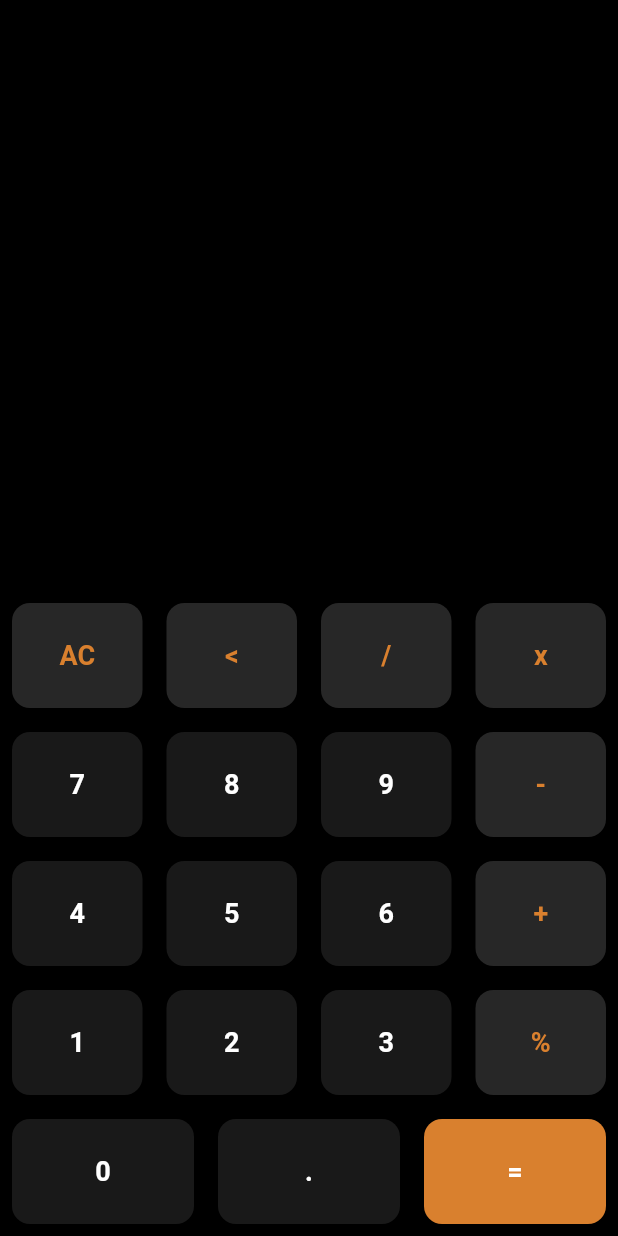
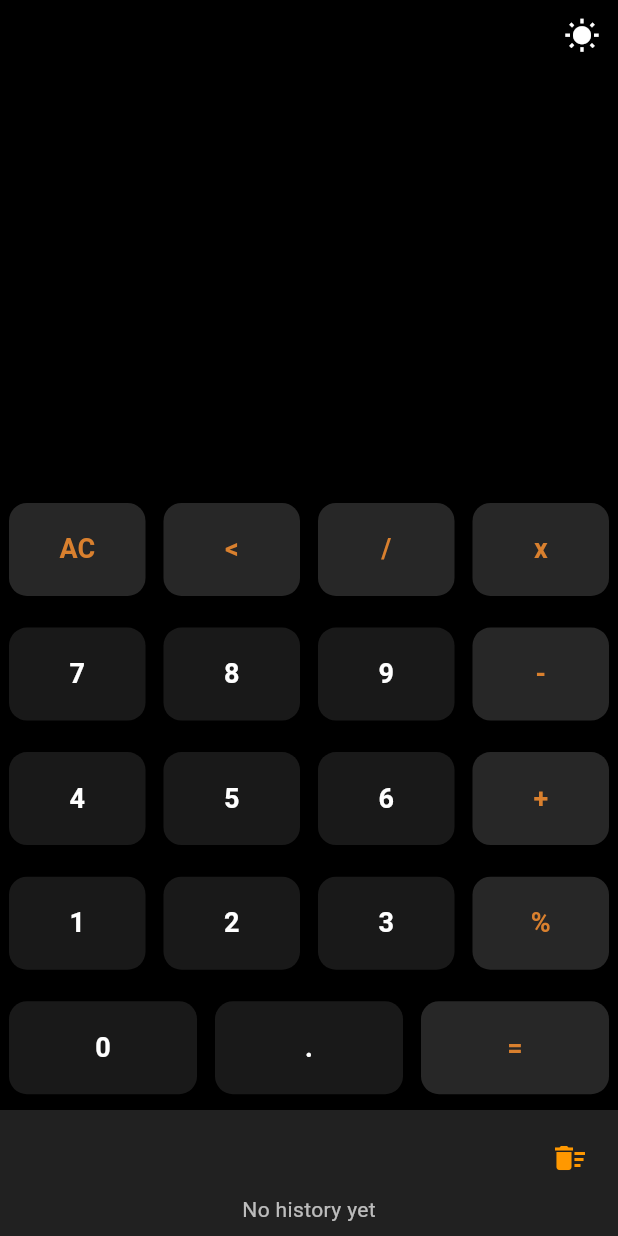
Before and after one commit to m7mdragab74/CognoRise-Infotech, a Flutter app: the screen it shows after launch, on a phone screen of 412 x 824 dp. Run offline on Flutter 3.47's test engine with Material 3 defaults, Android fonts, the phone set to English and light mode, and no system bars; our stand-ins replace math_expressions.

Commit message:
make refactor code and add delete history

```diff
--- a/calculator_app/lib/views/home_view.dart
+++ b/calculator_app/lib/views/home_view.dart
@@ -1,6 +1,9 @@
-import 'package:calculator_app/constant.dart';
+import 'package:calculator_app/widget/botton_gird.dart';
+import 'package:calculator_app/widget/history_area.dart';
+import 'package:calculator_app/widget/input_out_area.dart';
 import 'package:flutter/material.dart';
 import 'package:math_expressions/math_expressions.dart';
+import 'package:flutter/services.dart'; // For vibration feedback
 
 class HomeView extends StatefulWidget {
   const HomeView({super.key});
@@ -10,16 +13,17 @@ class HomeView extends StatefulWidget {
 }
 
 class _HomeViewState extends State<HomeView> {
-  double firstNum = 0.0;
-  double secondNum = 0.0;
   String input = "";
   String output = "";
-  String operation = "";
   bool hideInput = false;
   double outputSize = 34.0;
+  bool isDarkMode = true;
+  List<String> history = []; // To track calculation history
 
   // Method to handle button clicks
   void onButtonClick(String value) {
+    HapticFeedback.lightImpact(); // Vibration feedback on button press
+
     if (value == "AC") {
       input = "";
       output = "";
@@ -43,8 +47,9 @@ class _HomeViewState extends State<HomeView> {
           input = output;
           hideInput = true;
           outputSize = 52;
+          history.add("$userInput = $output"); // Add to history
         } catch (e) {
-          output = "Error";
+          output = "Invalid Expression";
         }
       }
     } else {
@@ -56,119 +61,61 @@ class _HomeViewState extends State<HomeView> {
     setState(() {});
   }
 
+  // Clear entire history
+  void clearHistory() {
+    setState(() {
+      history.clear();
+    });
+  }
+
+  // Delete a specific history entry
+  void deleteHistoryEntry(int index) {
+    setState(() {
+      history.removeAt(index);
+    });
+  }
+
   @override
   Widget build(BuildContext context) {
     return Scaffold(
-      backgroundColor: Colors.black,
-      body: Column(
-        children: [
-          // Input and output area
-          Expanded(
-            child: Container(
-              width: double.infinity,
-              padding: const EdgeInsets.all(12),
-              child: Column(
-                mainAxisAlignment: MainAxisAlignment.end,
-                crossAxisAlignment: CrossAxisAlignment.end,
-                children: [
-                  Text(
-                    hideInput ? "" : input,
-                    style: const TextStyle(
-                      fontSize: 48,
-                      color: Colors.white,
-                    ),
-                  ),
-                  const SizedBox(height: 20),
-                  Text(
-                    output,
-                    style: TextStyle(
-                      fontSize: outputSize,
-                      color: Colors.white.withOpacity(0.7),
-                    ),
-                  ),
-                  const SizedBox(height: 30),
-                ],
+      backgroundColor: isDarkMode ? Colors.black : Colors.white,
+      body: SafeArea(
+        child: Column(
+          children: [
+            // Toggle theme button
+            Align(
+              alignment: Alignment.topRight,
+              child: IconButton(
+                icon: Icon(isDarkMode ? Icons.wb_sunny : Icons.nights_stay),
+                color: isDarkMode ? Colors.white : Colors.black,
+                onPressed: () {
+                  setState(() {
+                    isDarkMode = !isDarkMode;
+                  });
+                },
               ),
             ),
-          ),
-          // Buttons area
-          Row(
-            children: [
-              button(
-                  text: "AC",
-                  buttonBgColor: operatorColor,
-                  tColor: orangeColor),
-              button(
-                  text: "<", buttonBgColor: operatorColor, tColor: orangeColor),
-              button(
-                  text: "/", buttonBgColor: operatorColor, tColor: orangeColor),
-              button(
-                  text: "x", buttonBgColor: operatorColor, tColor: orangeColor),
-            ],
-          ),
-          Row(
-            children: [
-              button(text: "7"),
-              button(text: "8"),
-              button(text: "9"),
-              button(
-                  text: "-", buttonBgColor: operatorColor, tColor: orangeColor),
-            ],
-          ),
-          Row(
-            children: [
-              button(text: "4"),
-              button(text: "5"),
-              button(text: "6"),
-              button(
-                  text: "+", buttonBgColor: operatorColor, tColor: orangeColor),
-            ],
-          ),
-          Row(
-            children: [
-              button(text: "1"),
-              button(text: "2"),
-              button(text: "3"),
-              button(
-                  text: "%", buttonBgColor: operatorColor, tColor: orangeColor),
-            ],
-          ),
-          Row(
-            children: [
-              button(text: "0"),
-              button(text: "."),
-              button(text: "=", buttonBgColor: orangeColor),
-            ],
-          ),
-        ],
-      ),
-    );
-  }
-
-  // Button widget generator
-  Widget button(
-      {required String text,
-      Color tColor = Colors.white,
-      Color buttonBgColor = buttonColor}) {
-    return Expanded(
-      child: Container(
-        margin: const EdgeInsets.all(8),
-        child: ElevatedButton(
-          style: ElevatedButton.styleFrom(
-            shape:
-                RoundedRectangleBorder(borderRadius: BorderRadius.circular(12)),
-            backgroundColor: buttonBgColor,
-            padding: const EdgeInsets.all(22),
-          ),
-          onPressed: () => onButtonClick(text),
-          child: Text(
-            text,
-            style: TextStyle(
-              fontSize: 18,
-              color: tColor,
-              fontWeight: FontWeight.bold,
+            // Input and output area
+            InputOutputArea(
+              input: input,
+              output: output,
+              hideInput: hideInput,
+              outputSize: outputSize,
+              isDarkMode: isDarkMode,
             ),
-          ),
+            // Buttons area
+            ButtonGrid(
+              onButtonClick: onButtonClick,
+              isDarkMode: isDarkMode,
+            ),
+            // Show calculation history with delete options
+            HistoryArea(
+              history: history,
+              isDarkMode: isDarkMode,
+              clearHistory: clearHistory,
+              deleteHistoryEntry: deleteHistoryEntry,
+            ),
+          ],
         ),
       ),
     );
--- /dev/null
+++ b/calculator_app/lib/widget/botton_gird.dart
@@ -0,0 +1,55 @@
+import 'package:calculator_app/widget/calculator_button.dart';
+import 'package:flutter/material.dart';
+
+class ButtonGrid extends StatelessWidget {
+  final Function(String) onButtonClick;
+  final bool isDarkMode;
+
+  const ButtonGrid({
+    Key? key,
+    required this.onButtonClick,
+    required this.isDarkMode,
+  }) : super(key: key);
+
+  @override
+  Widget build(BuildContext context) {
+    final buttonValues = [
+      ["AC", "<", "/", "x"],
+      ["7", "8", "9", "-"],
+      ["4", "5", "6", "+"],
+      ["1", "2", "3", "%"],
+      ["0", ".", "="],
+    ];
+
+    return Expanded(
+      flex: 3, // Allocate space more for the buttons
+      child: Column(
+        children: buttonValues.map((row) {
+          return Expanded(
+            child: Row(
+              children: row.map((text) {
+                return CalculatorButton(
+                  text: text,
+                  onPressed: () => onButtonClick(text),
+                  isOperator: _isOperator(text),
+                  isDarkMode: isDarkMode,
+                );
+              }).toList(),
+            ),
+          );
+        }).toList(),
+      ),
+    );
+  }
+
+  bool _isOperator(String value) {
+    return value == "AC" ||
+        value == "<" ||
+        value == "/" ||
+        value == "x" ||
+        value == "+" ||
+        value == "-" ||
+        value == "=" ||
+        value == "%";
+  }
+}
--- /dev/null
+++ b/calculator_app/lib/widget/calculator_button.dart
@@ -0,0 +1,44 @@
+import 'package:calculator_app/constant.dart';
+import 'package:flutter/material.dart';
+
+class CalculatorButton extends StatelessWidget {
+  final String text;
+  final VoidCallback onPressed;
+  final bool isOperator;
+  final bool isDarkMode;
+
+  const CalculatorButton({
+    Key? key,
+    required this.text,
+    required this.onPressed,
+    required this.isOperator,
+    required this.isDarkMode,
+  }) : super(key: key);
+
+  @override
+  Widget build(BuildContext context) {
+    return Expanded(
+      child: Container(
+        margin: const EdgeInsets.all(6),
+        child: ElevatedButton(
+          style: ElevatedButton.styleFrom(
+            shape: RoundedRectangleBorder(
+              borderRadius: BorderRadius.circular(12),
+            ),
+            backgroundColor: isOperator ? operatorColor : buttonColor,
+            padding: const EdgeInsets.all(18),
+          ),
+          onPressed: onPressed,
+          child: Text(
+            text,
+            style: TextStyle(
+              fontSize: 18,
+              color: isOperator ? orangeColor : Colors.white,
+              fontWeight: FontWeight.bold,
+            ),
+          ),
+        ),
+      ),
+    );
+  }
+}
--- /dev/null
+++ b/calculator_app/lib/widget/history_area.dart
@@ -0,0 +1,82 @@
+import 'package:flutter/material.dart';
+
+class HistoryArea extends StatelessWidget {
+  final List<String> history;
+  final bool isDarkMode;
+  final VoidCallback clearHistory;
+  final Function(int) deleteHistoryEntry;
+
+  const HistoryArea({
+    Key? key,
+    required this.history,
+    required this.isDarkMode,
+    required this.clearHistory,
+    required this.deleteHistoryEntry,
+  }) : super(key: key);
+
+  @override
+  Widget build(BuildContext context) {
+    return Container(
+      padding: const EdgeInsets.all(8),
+      color: isDarkMode ? Colors.grey[900] : Colors.grey[300],
+      child: Column(
+        children: [
+          // Clear all history button
+          Align(
+            alignment: Alignment.topRight,
+            child: IconButton(
+              icon: const Icon(Icons.delete_sweep),
+              color: Colors.orange,
+              onPressed: clearHistory,
+            ),
+          ),
+          history.isEmpty
+              ? Center(
+                  child: Text(
+                    "No history yet",
+                    style: TextStyle(
+                      color: isDarkMode ? Colors.white70 : Colors.black54,
+                    ),
+                  ),
+                )
+              : Column(
+                  children: [
+                    const Text(
+                      "History",
+                      style: TextStyle(
+                        fontSize: 18,
+                        fontWeight: FontWeight.bold,
+                        color: Colors.orange,
+                      ),
+                    ),
+                    SizedBox(
+                      height: 100, // History section height
+                      child: ListView.builder(
+                        itemCount: history.length,
+                        itemBuilder: (context, index) {
+                          return ListTile(
+                            title: Text(
+                              history[index],
+                              style: TextStyle(
+                                fontSize: 16,
+                                color: isDarkMode
+                                    ? Colors.white.withOpacity(0.6)
+                                    : Colors.black.withOpacity(0.6),
+                              ),
+                            ),
+                            trailing: IconButton(
+                              icon: const Icon(Icons.delete),
+                              color: Colors.red,
+                              onPressed: () => deleteHistoryEntry(index),
+                            ),
+                          );
+                        },
+                      ),
+                    ),
+                  ],
+                ),
+        ],
+      ),
+    );
+  }
+}
--- /dev/null
+++ b/calculator_app/lib/widget/input_out_area.dart
@@ -0,0 +1,54 @@
+import 'package:flutter/material.dart';
+
+class InputOutputArea extends StatelessWidget {
+  final String input;
+  final String output;
+  final bool hideInput;
+  final double outputSize;
+  final bool isDarkMode;
+
+  const InputOutputArea({
+    Key? key,
+    required this.input,
+    required this.output,
+    required this.hideInput,
+    required this.outputSize,
+    required this.isDarkMode,
+  }) : super(key: key);
+
+  @override
+  Widget build(BuildContext context) {
+    return Expanded(
+      flex: 2, // More space for input/output
+      child: Container(
+        width: double.infinity,
+        padding: const EdgeInsets.all(12),
+        child: Column(
+          mainAxisAlignment: MainAxisAlignment.end,
+          crossAxisAlignment: CrossAxisAlignment.end,
+          children: [
+            Text(
+              hideInput ? "" : input,
+              style: TextStyle(
+                fontSize: input.length > 10 ? 32 : 48, // Adjust text size
+                color: isDarkMode ? Colors.white : Colors.black,
+                overflow: TextOverflow.ellipsis, // Handle long input
+              ),
+            ),
+            const SizedBox(height: 20),
+            Text(
+              output,
+              style: TextStyle(
+                fontSize: outputSize,
+                color:
+                    (isDarkMode ? Colors.white : Colors.black).withOpacity(0.7),
+                overflow: TextOverflow.ellipsis, // Handle long output
+              ),
+            ),
+            const SizedBox(height: 30),
+          ],
+        ),
+      ),
+    );
+  }
+}
```
